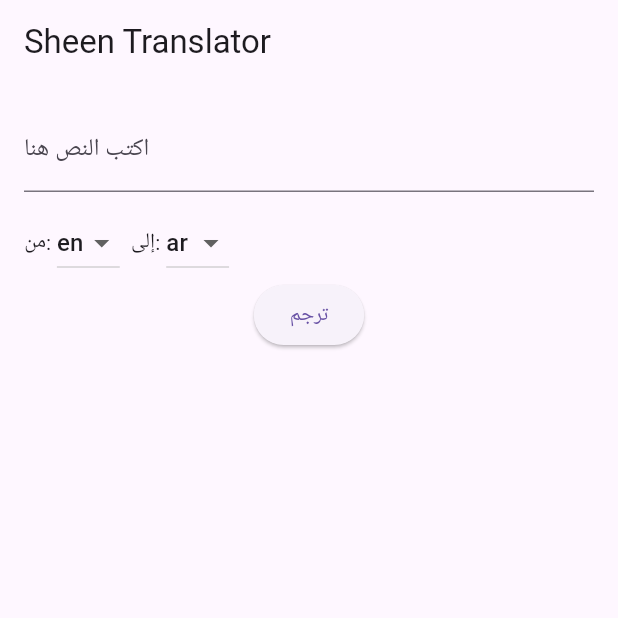
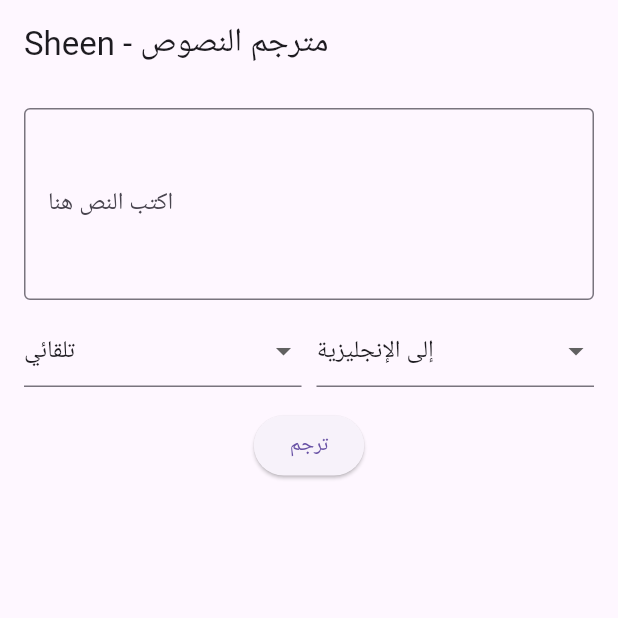
Before and after one commit to inrsh/Shosh, a Flutter app: the screen it shows after launch, after a tap on "ترجم", on a phone screen of 412 x 824 dp, the top half of it. Run offline on Flutter 3.47's test engine with Material 3 defaults, Android fonts, the phone set to English and light mode, and no system bars; network calls fail.

Commit message:
Update main.dart

```diff
--- a/lib/main.dart
+++ b/lib/main.dart
@@ -1,5 +1,6 @@
 import 'package:flutter/material.dart';
-import 'package:translator/translator.dart';
+import 'package:http/http.dart' as http;
+import 'dart:convert';
 
 void main() {
   runApp(SheenApp());
@@ -9,86 +10,119 @@ class SheenApp extends StatelessWidget {
   @override
   Widget build(BuildContext context) {
     return MaterialApp(
-      title: 'Sheen',
-      theme: ThemeData(
-        primarySwatch: Colors.purple,
-      ),
-      home: TranslatePage(),
+      title: 'Sheen Translator',
+      theme: ThemeData(primarySwatch: Colors.teal),
+      home: TranslatorScreen(),
     );
   }
 }
 
-class TranslatePage extends StatefulWidget {
+class TranslatorScreen extends StatefulWidget {
   @override
-  _TranslatePageState createState() => _TranslatePageState();
+  _TranslatorScreenState createState() => _TranslatorScreenState();
 }
 
-class _TranslatePageState extends State<TranslatePage> {
-  final translator = GoogleTranslator();
-  final inputController = TextEditingController();
-  String translatedText = "";
+class _TranslatorScreenState extends State<TranslatorScreen> {
+  TextEditingController inputController = TextEditingController();
+  String translatedText = '';
+  String fromLang = 'auto';
+  String toLang = 'en';
 
-  String fromLang = "en"; // من لغة
-  String toLang = "ar"; // إلى لغة
+  final Map<String, String> languages = {
+    'العربية': 'ar',
+    'الإنجليزية': 'en',
+    'الفرنسية': 'fr',
+    'التركية': 'tr',
+    'الألمانية': 'de',
+    'الإيطالية': 'it',
+    'الإسبانية': 'es',
+    'الهندية': 'hi',
+  };
 
-  void translate() async {
-    final result = await translator.translate(
-      inputController.text,
-      from: fromLang,
-      to: toLang,
-    );
-    setState(() {
-      translatedText = result.text;
-    });
+  Future<void> translateText() async {
+    final url = Uri.parse(
+        'https://translate.googleapis.com/translate_a/single?client=gtx&sl=$fromLang&tl=$toLang&dt=t&q=${Uri.encodeComponent(inputController.text)}');
+
+    final response = await http.get(url);
+
+    if (response.statusCode == 200) {
+      final jsonData = json.decode(response.body);
+      setState(() {
+        translatedText = jsonData[0][0][0];
+      });
+    } else {
+      setState(() {
+        translatedText = 'فشلت الترجمة، جرّب مرة ثانية';
+      });
+    }
   }
 
   @override
   Widget build(BuildContext context) {
     return Scaffold(
-      appBar: AppBar(title: Text("Sheen Translator")),
+      appBar: AppBar(title: Text('Sheen - مترجم النصوص')),
       body: Padding(
-        padding: EdgeInsets.all(16),
+        padding: const EdgeInsets.all(16.0),
         child: Column(
           children: [
             TextField(
               controller: inputController,
-              decoration: InputDecoration(labelText: "اكتب النص هنا"),
+              decoration: InputDecoration(
+                labelText: 'اكتب النص هنا',
+                border: OutlineInputBorder(),
+              ),
+              maxLines: 4,
             ),
             SizedBox(height: 10),
             Row(
               children: [
-                Text("من: "),
-                DropdownButton<String>(
-                  value: fromLang,
-                  onChanged: (newVal) => setState(() => fromLang = newVal!),
-                  items: ['en', 'ar', 'fr', 'tr', 'de', 'es', 'ru', 'it']
-                      .map((lang) => DropdownMenuItem(
-                            child: Text(lang),
-                            value: lang,
-                          ))
-                      .toList(),
+                Expanded(
+                  child: DropdownButtonFormField<String>(
+                    value: fromLang,
+                    items: languages.entries
+                        .map((e) => DropdownMenuItem(
+                              child: Text('من ${e.key}'),
+                              value: e.value,
+                            ))
+                        .toList()
+                          ..insert(
+                            0,
+                            DropdownMenuItem(
+                              child: Text('تلقائي'),
+                              value: 'auto',
+                            ),
+                          ),
+                    onChanged: (val) {
+                      setState(() => fromLang = val ?? 'auto');
+                    },
+                  ),
                 ),
-                Text("  إلى: "),
-                DropdownButton<String>(
-                  value: toLang,
-                  onChanged: (newVal) => setState(() => toLang = newVal!),
-                  items: ['en', 'ar', 'fr', 'tr', 'de', 'es', 'ru', 'it']
-                      .map((lang) => DropdownMenuItem(
-                            child: Text(lang),
-                            value: lang,
-                          ))
-                      .toList(),
+                SizedBox(width: 10),
+                Expanded(
+                  child: DropdownButtonFormField<String>(
+                    value: toLang,
+                    items: languages.entries
+                        .map((e) => DropdownMenuItem(
+                              child: Text('إلى ${e.key}'),
+                              value: e.value,
+                            ))
+                        .toList(),
+                    onChanged: (val) {
+                      setState(() => toLang = val ?? 'en');
+                    },
+                  ),
                 ),
               ],
             ),
+            SizedBox(height: 15),
             ElevatedButton(
-              onPressed: translate,
-              child: Text("ترجم"),
+              onPressed: translateText,
+              child: Text('ترجم'),
             ),
-            SizedBox(height: 20),
+            SizedBox(height: 15),
             Text(
               translatedText,
-              style: TextStyle(fontSize: 20),
+              style: TextStyle(fontSize: 18),
             ),
           ],
         ),
```
